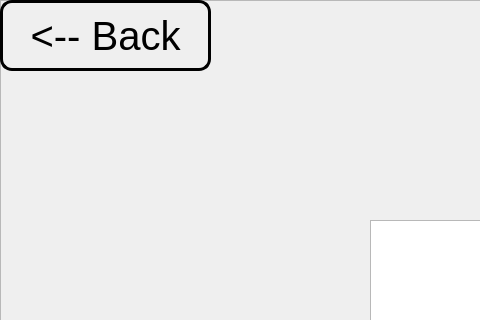
Qt form BookClubProject/Publishers/bookstatics.ui (mohammadshirizadeh-sudo/book-club) before a commit; both pictures show x 0 to 480 and y 0 to 320 of the 1500 by 800 pixel window.
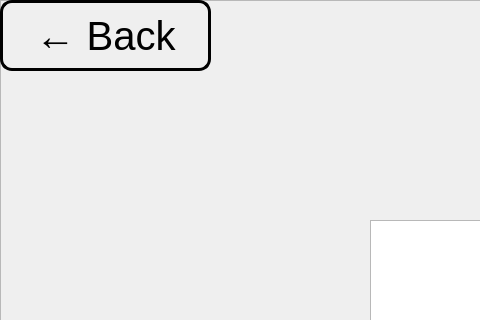
The same form after that commit. Icons and pictures are not drawn.

```diff
--- a/BookClubProject/Publishers/bookstatics.ui
+++ b/BookClubProject/Publishers/bookstatics.ui
@@ -66,7 +66,7 @@
 }</string>
     </property>
     <property name="text">
-     <string>&lt;-- Back</string>
+     <string>← Back</string>
     </property>
    </widget>
   </widget>
```
Left out of the diff: 4 changed lines with no effect on the pictures.
